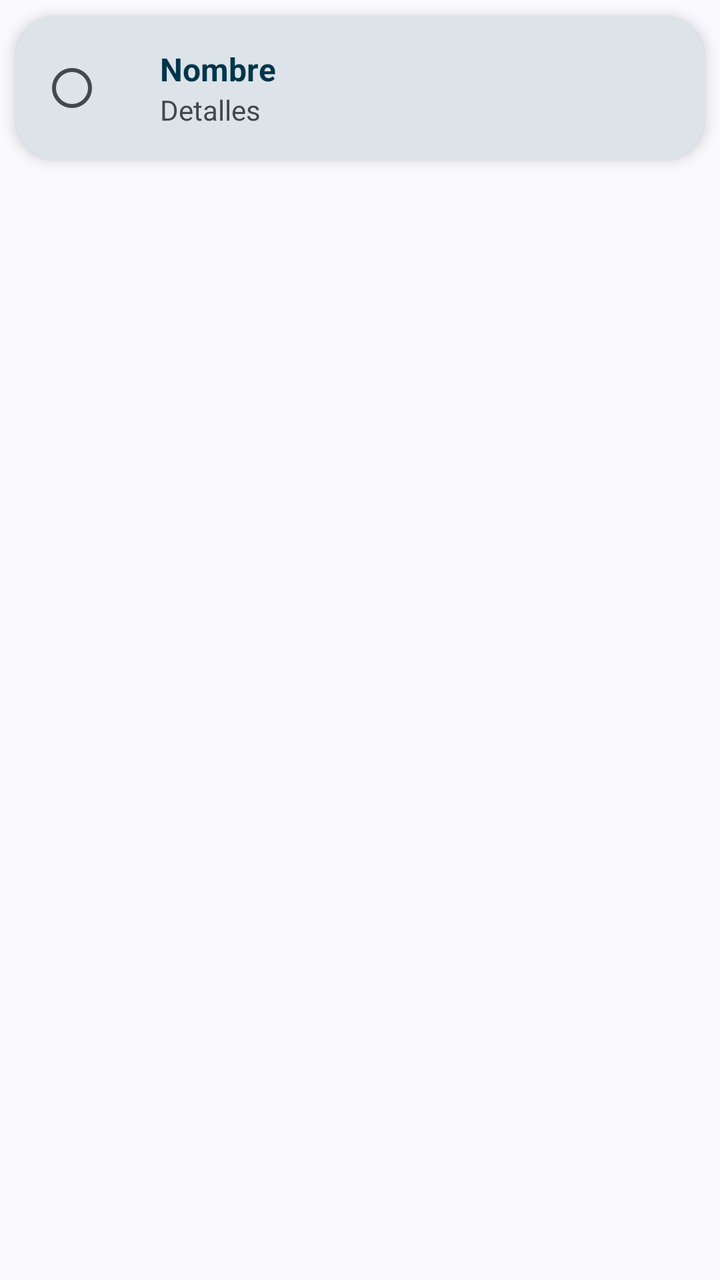
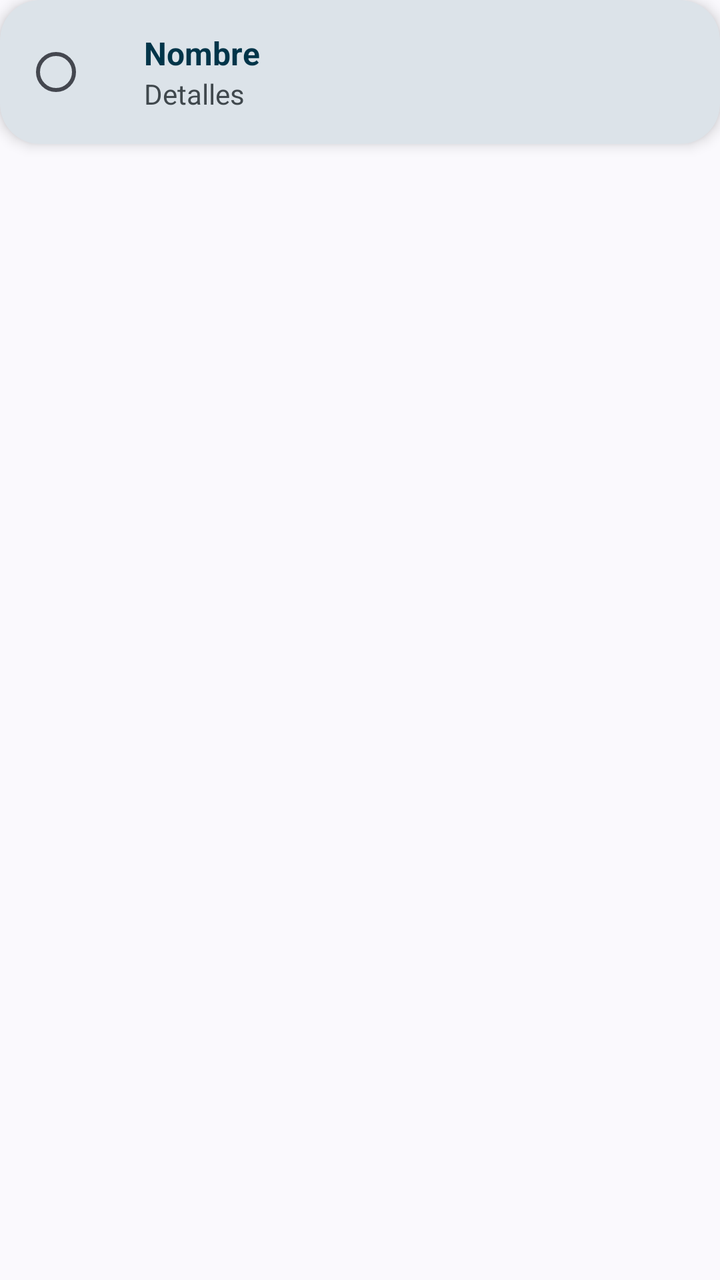

Compare the two renders of this Android layout. The source of the first and the diff that turns it into the second are given below.
<!-- AndroidManifest.xml: application theme Theme.PreuSync.Dynamic -->
<!-- res/layout/item_permission.xml -->
<?xml version="1.0" encoding="utf-8"?>
<LinearLayout xmlns:android="http://schemas.android.com/apk/res/android"
    xmlns:app="http://schemas.android.com/apk/res-auto"
    android:id="@+id/permissionContainer"
    android:layout_width="match_parent"
    android:layout_height="wrap_content"
    android:layout_margin="@dimen/padding_8dp">

    <com.google.android.material.card.MaterialCardView
        android:id="@+id/cardView"
        style="@style/Widget.PreuSync.CardView"
        android:layout_width="match_parent"
        android:layout_height="wrap_content"
        android:layout_margin="@dimen/padding_8dp">

        <LinearLayout
            android:id="@+id/permissionItemLayout"
            android:layout_width="match_parent"
            android:layout_height="wrap_content"
            android:padding="@dimen/padding_12dp"
            android:gravity="center_vertical"
            android:orientation="horizontal">

            <RadioButton
                android:id="@+id/radioButton"
                android:layout_width="wrap_content"
                android:layout_height="wrap_content"
                android:clickable="false"
                android:focusable="false" />

            <LinearLayout
                android:id="@+id/info"
                android:layout_width="0dp"
                android:layout_height="wrap_content"
                android:layout_weight="1"
                android:orientation="vertical"
                android:layout_marginStart="@dimen/padding_12dp">

                <TextView
                    android:id="@+id/name"
                    android:layout_width="wrap_content"
                    android:layout_height="wrap_content"
                    android:text="@string/label_name"
                    android:textSize="@dimen/text_size_16sp"
                    android:textStyle="bold"
                    android:textColor="?attr/colorText" />

                <TextView
                    android:id="@+id/details"
                    android:layout_width="wrap_content"
                    android:layout_height="wrap_content"
                    android:text="@string/label_details"
                    android:textSize="@dimen/text_size_14sp"
                    android:textColor="?attr/colorTextHint" />
            </LinearLayout>

            
            <TextView
                android:id="@+id/tagRequired"
                android:layout_width="wrap_content"
                android:layout_height="wrap_content"
                android:paddingHorizontal="8dp"
                android:paddingVertical="4dp"
                android:textSize="@dimen/text_size_12sp"
                android:textStyle="bold"
                android:background="@drawable/bg_permission_tag_required"
                android:textColor="#FF0000"
                android:text="@string/permission_required"
                android:visibility="gone" />

            
            <TextView
                android:id="@+id/tagOptional"
                android:layout_width="wrap_content"
                android:layout_height="wrap_content"
                android:paddingHorizontal="8dp"
                android:paddingVertical="4dp"
                android:textSize="@dimen/text_size_12sp"
                android:textStyle="bold"
                android:background="@drawable/bg_permission_tag_optional"
                android:textColor="#00AA00"
                android:text="@string/permission_optional"
                android:visibility="gone" />

        </LinearLayout>
    </com.google.android.material.card.MaterialCardView>
</LinearLayout>
<!-- resources referenced by this layout -->
<resources>
  <dimen name="padding_12dp">12dp</dimen>
  <dimen name="padding_8dp">8dp</dimen>
  <dimen name="text_size_12sp">12sp</dimen>
  <dimen name="text_size_14sp">14sp</dimen>
  <dimen name="text_size_16sp">16sp</dimen>
  <!-- drawable bg_permission_tag_optional (drawable) -->
  <?xml version="1.0" encoding="utf-8"?>
  <shape xmlns:android="http://schemas.android.com/apk/res/android"
      android:shape="rectangle">
      <solid android:color="#3300CC00" /> 
      <corners android:radius="16dp" />
      <padding android:left="8dp" android:right="8dp" android:top="4dp" android:bottom="4dp" />
  </shape>
  <!-- drawable bg_permission_tag_required (drawable) -->
  <?xml version="1.0" encoding="utf-8"?>
  <shape xmlns:android="http://schemas.android.com/apk/res/android"
      android:shape="rectangle">
      <solid android:color="#33FF0000" /> 
      <corners android:radius="16dp" />
      <padding android:left="8dp" android:right="8dp" android:top="4dp" android:bottom="4dp" />
  </shape>
  <string name="label_details">Detalles</string>
  <string name="label_name">Nombre</string>
  <string name="permission_optional">Opcional</string>
  <string name="permission_required">Obligatorio</string>
  <style name="Widget.PreuSync.CardView" parent="Widget.Material3.CardView.Elevated">
          <item name="cardCornerRadius">@dimen/card_corner_radius</item>
          <item name="cardElevation">@dimen/card_elevation</item>
          <item name="cardBackgroundColor">?attr/colorBackgroundCard</item>
          <item name="strokeWidth">0dp</item>
      </style>
  <dimen name="card_corner_radius">20dp</dimen>
  <dimen name="card_elevation">4dp</dimen>
  <color name="colorText">#191C1E</color>
  <color name="colorError">#BA1A1A</color>
  <style name="ThemeOverlay.PreuSync.MaterialAlertDialog" parent="ThemeOverlay.Material3.MaterialAlertDialog">
          <item name="colorPrimary">?attr/colorAccent</item>
          <item name="colorSecondary">?attr/colorAccent</item>
      </style>
  <!-- unchanged entries left out for length: 1 -->
</resources>

<!-- the commit's change to res/layout/item_permission.xml (unified diff, before → after) -->
@@ -4,14 +4,14 @@
     android:id="@+id/permissionContainer"
     android:layout_width="match_parent"
     android:layout_height="wrap_content"
-    android:layout_margin="@dimen/padding_8dp">
+    android:layout_marginHorizontal="16dp"
+    android:layout_marginVertical="2dp">
 
     <com.google.android.material.card.MaterialCardView
         android:id="@+id/cardView"
         style="@style/Widget.PreuSync.CardView"
         android:layout_width="match_parent"
-        android:layout_height="wrap_content"
-        android:layout_margin="@dimen/padding_8dp">
+        android:layout_height="wrap_content">
 
         <LinearLayout
             android:id="@+id/permissionItemLayout"
<!-- resource entries referenced after the edit -->
@@ -1,7 +1,6 @@
 <!-- resources referenced by this layout -->
 <resources>
   <dimen name="padding_12dp">12dp</dimen>
-  <dimen name="padding_8dp">8dp</dimen>
   <dimen name="text_size_12sp">12sp</dimen>
   <dimen name="text_size_14sp">14sp</dimen>
   <dimen name="text_size_16sp">16sp</dimen>
